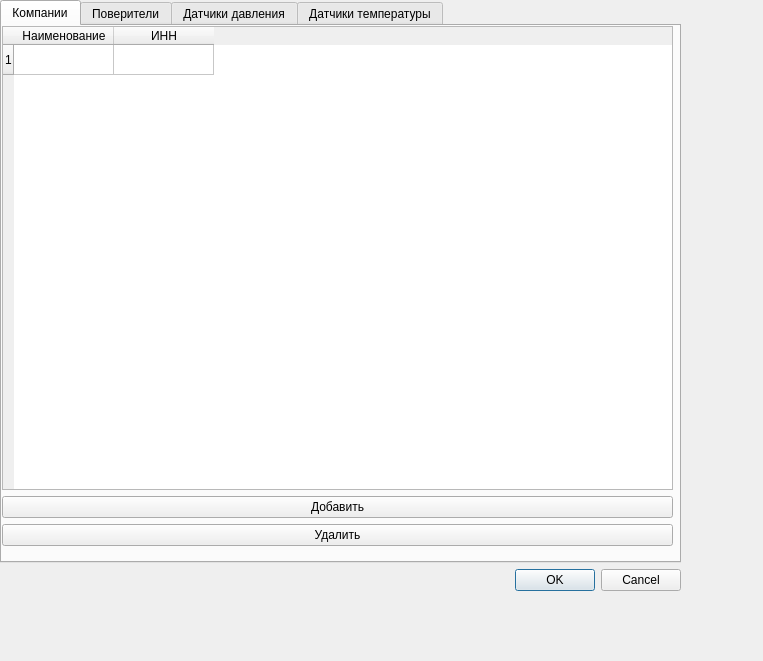
Qt form options.ui (corvinalive/CalManager) before a commit.
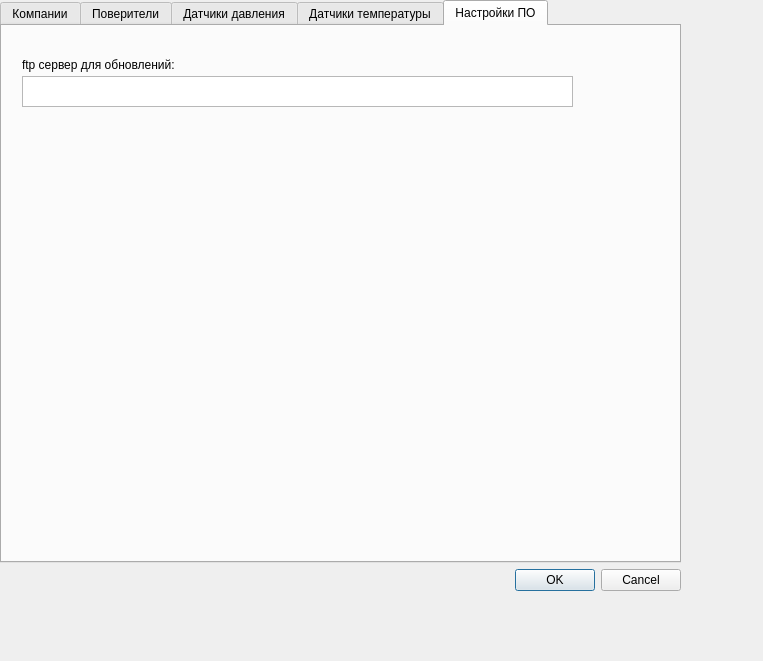
The same form after that commit. The open tabs and pages were chosen to show the change.

The edit to the form file:
```diff
--- a/options.ui
+++ b/options.ui
@@ -283,6 +283,34 @@
         </layout>
        </widget>
       </widget>
+      <widget class="QWidget" name="tab_4">
+       <attribute name="title">
+        <string>Настройки ПО</string>
+       </attribute>
+       <widget class="QLabel" name="label">
+        <property name="geometry">
+         <rect>
+          <x>20</x>
+          <y>30</y>
+          <width>381</width>
+          <height>17</height>
+         </rect>
+        </property>
+        <property name="text">
+         <string>ftp сервер для обновлений:</string>
+        </property>
+       </widget>
+       <widget class="QPlainTextEdit" name="ServerEdit">
+        <property name="geometry">
+         <rect>
+          <x>20</x>
+          <y>50</y>
+          <width>551</width>
+          <height>31</height>
+         </rect>
+        </property>
+       </widget>
+      </widget>
      </widget>
     </item>
     <item>
```
Left out of the diff: 181 changed lines with no effect on the pictures.
